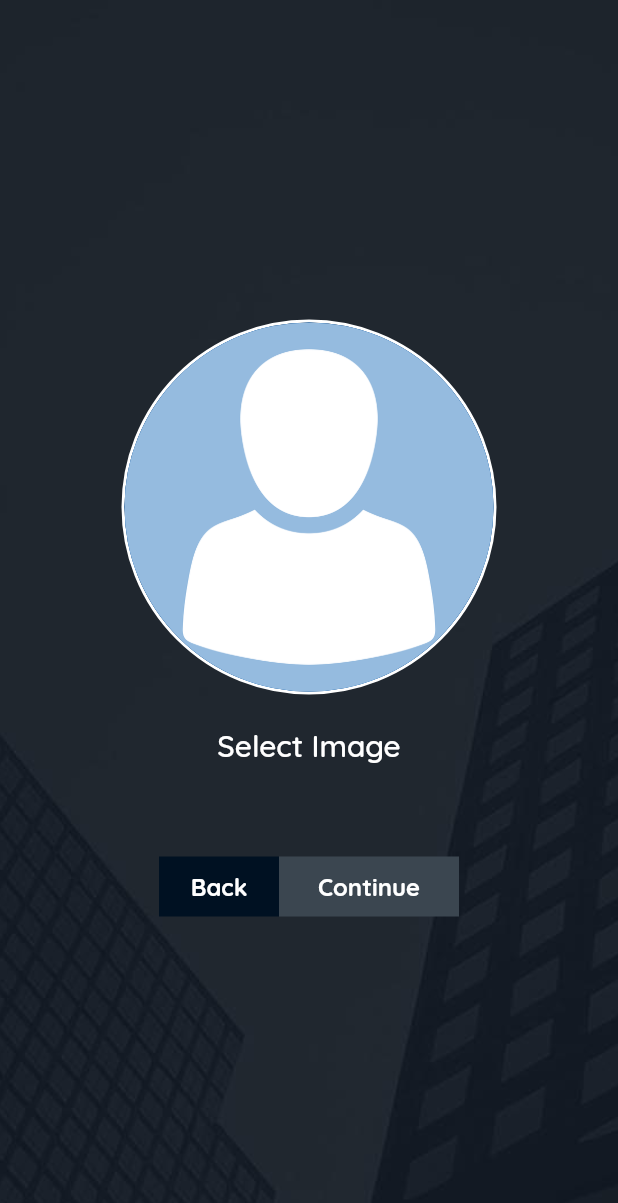
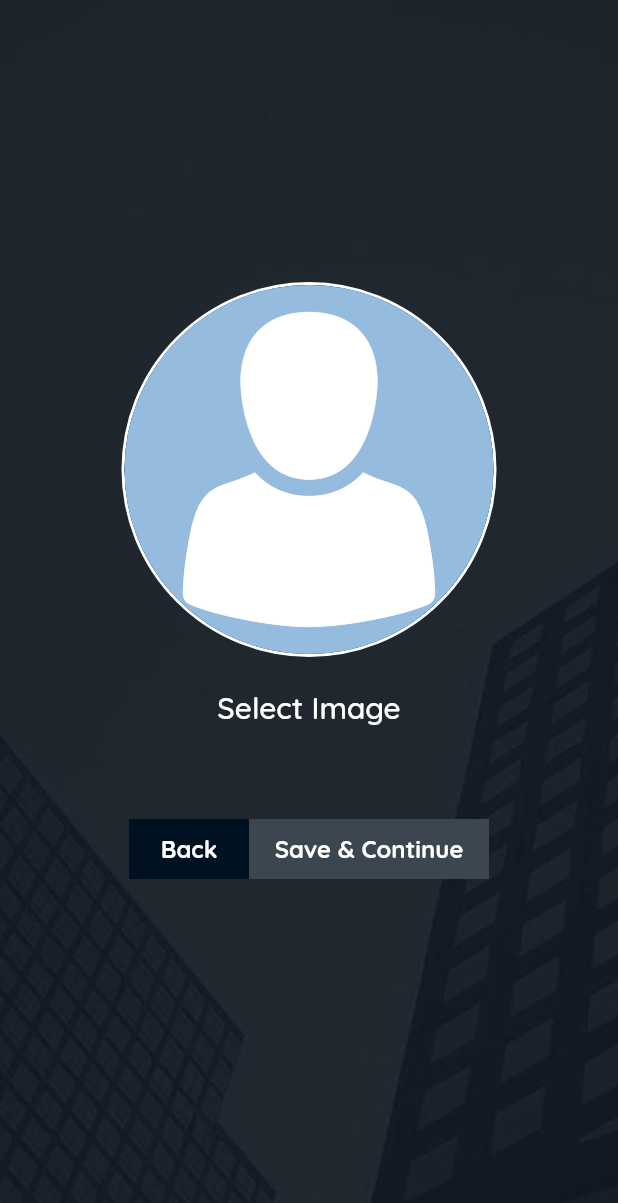
Before and after one commit to cjs10lib/bank_app, a Flutter app: the SignUpWizardPage screen opened by its route, after a tap on "Save & Continue", after a tap on "Skip profile form", on a phone screen of 412 x 824 dp. Shown: the top 1203 px of the screen. Run offline on Flutter 3.47's test engine with Material 2 defaults, Android fonts, the phone set to English and light mode, and no system bars; our stand-ins replace cloud_firestore, firebase_auth, firebase_storage, image_picker; accounts and stored records are empty; network calls fail.

Commit message:
Refactored to load fetch profile image from sign up wizard, changed displaying profile image implementation, implemented getAuthenticatedUser method in auth model, implemented fetchProfile image function in profileImagemodel and service

```diff
--- a/lib/main.dart
+++ b/lib/main.dart
@@ -34,7 +34,7 @@ class MyApp extends StatelessWidget {
           '/profile': (BuildContext context) => ProfilePage(),
           '/wallet': (BuildContext context) => WalletPage(),
           '/loan-order': (BuildContext context) => LoanOrderPage(),
-          '/sign-up': (BuildContext context) => SignUpWizardPage()
+          '/sign-up': (BuildContext context) => SignUpWizardPage(_model)
         },
       ),
     );
--- a/lib/pages/profile_edit_page.dart
+++ b/lib/pages/profile_edit_page.dart
@@ -113,7 +113,7 @@ class _ProfileEditPageState extends State<ProfileEditPage> {
             padding: EdgeInsets.symmetric(vertical: 5.0, horizontal: 5.0),
             color: Theme.of(context).primaryColor,
             alignment: Alignment.center,
-            child: Text('Cancel',
+            child: Text('Signout',
                 style: TextStyle(
                     color: Colors.white,
                     fontSize: 16.0,
@@ -215,7 +215,7 @@ class _ProfileEditPageState extends State<ProfileEditPage> {
               key: _formKey,
               child: Column(
                 children: <Widget>[
-                  SizedBox(height: 80.0),
+                  SizedBox(height: 50.0),
                   Text(
                     'Your account is not yet activated!',
                     style: TextStyle(
--- a/lib/pages/profile_image_upload_page.dart
+++ b/lib/pages/profile_image_upload_page.dart
@@ -97,7 +97,7 @@ class _ProfileImageUploadPageState extends State<ProfileImageUploadPage> {
     });
   }
 
-  Widget _buildImagePlaceHolder() {
+  Widget _buildImagePlaceHolder(MainModel model) {
     return Container(
         height: 250.0,
         width: 250.0,
@@ -105,16 +105,18 @@ class _ProfileImageUploadPageState extends State<ProfileImageUploadPage> {
         decoration: BoxDecoration(
             borderRadius: BorderRadius.circular(125.0),
             border: Border.all(color: Colors.white, width: 2.0)),
-      child: CircleAvatar(
+        child: model.profileImage != null
+            ? CircleAvatar(
+                radius: 125.0,
+                backgroundImage: NetworkImage(model.profileImage))
+            : CircleAvatar(
                 radius: 125.0,
                 backgroundImage: _imageFile == null
                     ? AssetImage('assets/avatar/avatar.png')
-            : FileImage(_imageFile),
-      ),
-    );
+                    : FileImage(_imageFile)));
   }
 
-  Widget _buildFormcontrols() {
+  Widget _buildFormcontrols(MainModel model) {
     return Row(
       mainAxisAlignment: MainAxisAlignment.center,
       children: <Widget>[
@@ -135,9 +137,7 @@ class _ProfileImageUploadPageState extends State<ProfileImageUploadPage> {
                     fontWeight: FontWeight.bold)),
           ),
         ),
-        ScopedModelDescendant(
-            builder: (BuildContext context, Widget child, MainModel model) {
-          return model.isLoading
+        model.isLoading
             ? Container(
                 height: 40.0,
                 width: 120.0,
@@ -149,18 +149,17 @@ class _ProfileImageUploadPageState extends State<ProfileImageUploadPage> {
                 onTap: () => _submitForm(model),
                 child: Container(
                   height: 40.0,
-                    width: 120.0,
+                  width: 160.0,
                   // color: Color.fromRGBO(0, 25, 45, .40),
                   color: Color.fromRGBO(59, 70, 80, 1),
                   alignment: Alignment.center,
-                    child: Text('Continue',
+                  child: Text('Save & Continue',
                       style: TextStyle(
                           color: Colors.white,
                           fontSize: 16.0,
                           fontWeight: FontWeight.bold)),
                 ),
-                );
-        })
+              )
       ],
     );
   }
@@ -199,14 +198,28 @@ class _ProfileImageUploadPageState extends State<ProfileImageUploadPage> {
     }
   }
 
+  Widget _buildSkipControl() {
+    return Row(mainAxisAlignment: MainAxisAlignment.center, children: <Widget>[
+      FlatButton(
+        child: Text(
+          'Skip profile image upload',
+          style: TextStyle(color: Colors.white, fontSize: 16.0),
+        ),
+        onPressed: () => widget._navigateForward(),
+      ),
+    ]);
+  }
+
   @override
   Widget build(BuildContext context) {
+    return ScopedModelDescendant(
+        builder: (BuildContext context, Widget child, MainModel model) {
       return Container(
           child: Center(
         child: SingleChildScrollView(
           child: Column(
             children: <Widget>[
-            _buildImagePlaceHolder(),
+              _buildImagePlaceHolder(model),
               SizedBox(height: 10),
               FlatButton(
                 child: Text('Select Image',
@@ -216,11 +229,14 @@ class _ProfileImageUploadPageState extends State<ProfileImageUploadPage> {
                   _openImagePicker(context);
                 },
               ),
-            SizedBox(height: 50),
-            _buildFormcontrols()
+              SizedBox(height: 50.0),
+              _buildFormcontrols(model),
+              SizedBox(height: 50.0),
+              model.profileImage == null ? Container() : _buildSkipControl()
             ],
           ),
         ),
       ));
+    });
   }
 }
--- a/lib/pages/sign_up_wizard_page.dart
+++ b/lib/pages/sign_up_wizard_page.dart
@@ -2,9 +2,14 @@ import 'package:bank_app/models/user.dart';
 import 'package:bank_app/pages/accept_terms_page.dart';
 import 'package:bank_app/pages/profile_edit_page.dart';
 import 'package:bank_app/pages/profile_image_upload_page.dart';
+import 'package:bank_app/scoped_models/main_model.dart';
 import 'package:flutter/material.dart';
 
 class SignUpWizardPage extends StatefulWidget {
+  final MainModel model;
+
+  SignUpWizardPage(this.model);
+
   @override
   _SignUpWizardPageState createState() => _SignUpWizardPageState();
 }
@@ -16,6 +21,8 @@ class _SignUpWizardPageState extends State<SignUpWizardPage>
 
   @override
   void initState() {
+    widget.model.fetchProfileImage();
+
     _tabController = TabController(vsync: this, length: 3);
     super.initState();
   }
--- a/lib/scoped_models/general_model.dart
+++ b/lib/scoped_models/general_model.dart
@@ -1,5 +1,3 @@
-
-import 'dart:io';
 
 import 'package:scoped_model/scoped_model.dart';
 
--- a/lib/scoped_models/profile_image_model.dart
+++ b/lib/scoped_models/profile_image_model.dart
@@ -1,19 +1,31 @@
 import 'dart:io';
 
-import 'package:firebase_storage/firebase_storage.dart';
+import 'package:bank_app/scoped_models/general_model.dart';
 import 'package:bank_app/services/profile_image_service.dart';
 
-import 'package:bank_app/scoped_models/general_model.dart';
-
 mixin ProfileImageModel implements GeneralModel {
-  File _profileImage;
+  String _profileImageUrl;
+  File _tempProfileImage;
 
   final profileImageService = ProfileImageService();
 
-  File get profileImage => _profileImage;
+  String get profileImage => _profileImageUrl;
 
   selectProfileImage(File image) {
-    _profileImage = image;
+    _tempProfileImage = image;
+  }
+
+  fetchProfileImage() async {
+    try {
+      _profileImageUrl =
+          await profileImageService.fetchProfileImage(authenticatedUser.uid);
+
+      print('Profile image url $_profileImageUrl');
+      return {'success': true, 'downloadUrl': _profileImageUrl};
+    } catch (error) {
+      print('Error ${error.message}');
+      return {'success': false, 'downloadUrl': error.message};
+    }
   }
 
   Future<Map<String, dynamic>> uploadProfileImage() async {
@@ -21,13 +33,13 @@ mixin ProfileImageModel implements GeneralModel {
       isLoading = true;
       notifyListeners();
 
-      Map<String, dynamic> downloadUrl = await profileImageService
-          .saveProfileImage(authenticatedUser.uid, _profileImage);
+      _profileImageUrl = await profileImageService.saveProfileImage(
+          authenticatedUser.uid, _tempProfileImage);
 
       isLoading = false;
       notifyListeners();
-      print('Upload Completed and successful $downloadUrl');
-      return {'success': true, 'downloadUrl': downloadUrl};
+      print('Upload Completed and successful $_profileImageUrl');
+      return {'success': true, 'downloadUrl': _profileImageUrl};
     } catch (error) {
       isLoading = false;
       notifyListeners();
--- a/lib/services/profile_image_service.dart
+++ b/lib/services/profile_image_service.dart
@@ -5,8 +5,18 @@ import 'package:firebase_storage/firebase_storage.dart';
 class ProfileImageService {
   final _storage = FirebaseStorage.instance;
 
-  Future<Map<String, dynamic>> saveProfileImage(
-      String uid, File profileImage) async {
+  Future<String> fetchProfileImage(String uid) async {
+    String downloadUrl;
+
+    final String fileName = '$uid.jpg';
+    final StorageReference ref = _storage.ref().child(fileName);
+
+    downloadUrl = await ref.getDownloadURL();
+    print('$downloadUrl generTED url');
+    return downloadUrl;
+  }
+
+  Future<String> saveProfileImage(String uid, File profileImage) async {
     final String fileName = '$uid.jpg';
 
     final StorageReference ref = _storage.ref().child(fileName);
@@ -21,6 +31,6 @@ class ProfileImageService {
     final String downloadUrl =
         await (await uploadTask.onComplete).ref.getDownloadURL();
 
-    return {'downloadUrl': downloadUrl};
+    return downloadUrl;
   }
 }
```
Also changed, not shown: lib/scoped_models/auth_model.dart (+12 -3 lines), lib/pages/auth_page.dart (line endings or trailing spaces). Lines whose indentation alone changed are shown as unchanged.
